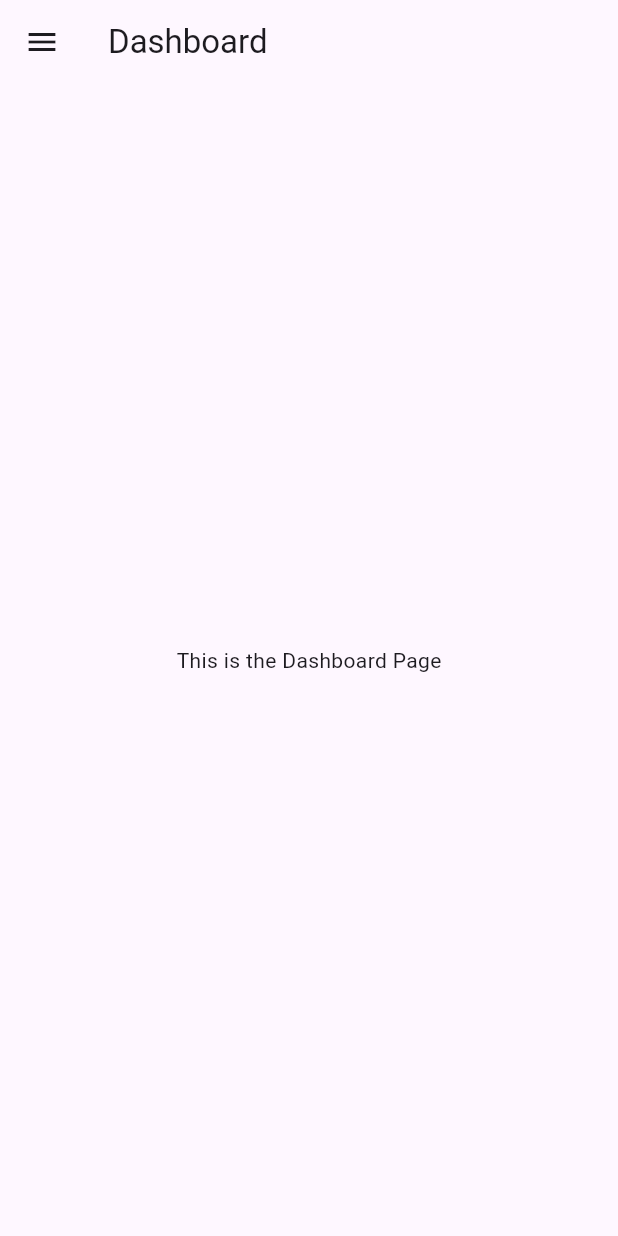
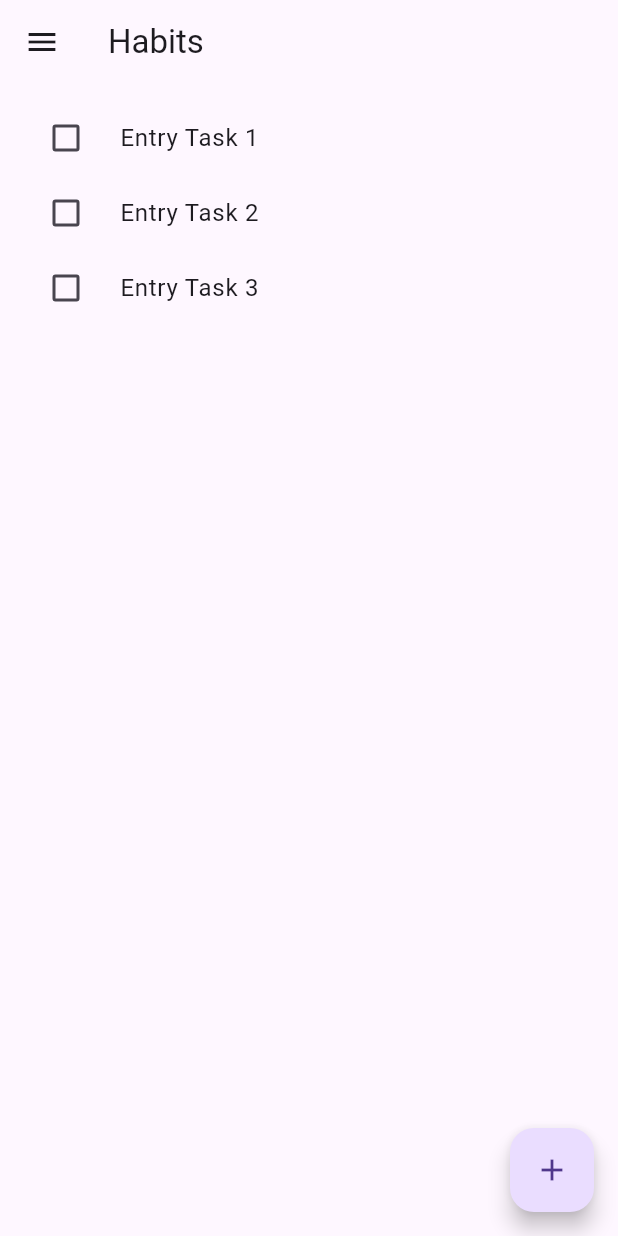
Before and after one commit to mkatra3/MoodCanvas, a Flutter app: the screen it shows after launch, on a phone screen of 412 x 824 dp. Run offline on Flutter 3.47's test engine with Material 3 defaults, Android fonts, the phone set to English and light mode, and no system bars.

Commit message:
Barebones habits page

```diff
--- a/lib/main.dart
+++ b/lib/main.dart
@@ -15,7 +15,7 @@ class MyApp extends StatelessWidget {
       theme: ThemeData(
         primarySwatch: Colors.blue,
       ),
-      initialRoute: '/',
+      initialRoute: '/habits',
       routes: {
         '/': (context) => DashboardPage(),
         '/calendar': (context) => CalendarPage(),
--- a/lib/pages/habitspage.dart
+++ b/lib/pages/habitspage.dart
@@ -1,7 +1,22 @@
 import 'package:flutter/material.dart';
 import '../widgets/app_drawer.dart'; // Import the AppDrawer
 
-class HabitsPage extends StatelessWidget {
+class HabitPlaceholder {
+  late bool completed;
+  late String title;
+
+  HabitPlaceholder(this.title, this.completed);
+}
+
+// Habits Page
+class HabitsPage extends StatefulWidget {
+  const HabitsPage({super.key});
+
+  @override
+  State<HabitsPage> createState() => _HabitsPage();
+}
+
+class _HabitsPage extends State<HabitsPage> {
   @override
   Widget build(BuildContext context) {
     return Scaffold(
@@ -10,8 +25,53 @@ class HabitsPage extends StatelessWidget {
       ),
       drawer: AppDrawer(), // Add the AppDrawer here
       body: Center(
-        child: Text('This is the Habits Page'),
+        child: HabitsList(),
+      ),
+      floatingActionButton: FloatingActionButton(
+        onPressed: () {
+        },
+        child: const Icon(Icons.add)
       ),
     );
   }
 }
+
+// Habits List
+class HabitsList extends StatefulWidget {
+  const HabitsList({super.key});
+
+  @override
+  State<HabitsList> createState() => _HabitsListState();
+}
+
+class _HabitsListState extends State<HabitsList> {
+
+  // Populate HabitPlaceholder
+  List<HabitPlaceholder> habitList =
+  [HabitPlaceholder("Task 1", false), HabitPlaceholder("Task 2", false),
+    HabitPlaceholder("Task 3", false),
+  ];
+
+  @override
+  Widget build(BuildContext context) {
+    return ListView.builder(
+        padding: const EdgeInsets.all(8),
+        itemCount: habitList.length,
+        itemBuilder: (BuildContext context, int index) {
+          return SizedBox(
+            height: 50,
+            child: CheckboxListTile(
+              title: Text('Entry ${habitList[index].title}'),
+              value: habitList[index].completed,
+              controlAffinity: ListTileControlAffinity.leading,
+              onChanged:(bool? value) {
+                setState(() {
+                  habitList[index].completed = value!;
+                });
+              },
+            ),
+          );
+        }
+    );
+  }
+}
```
